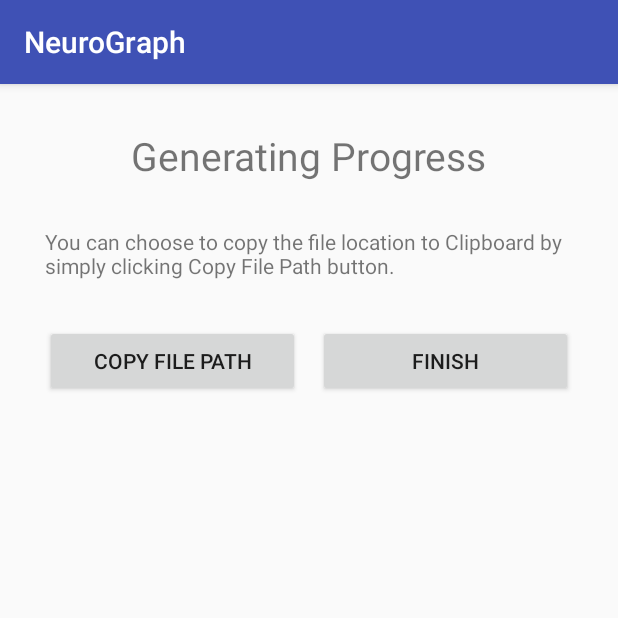
After one commit to JiashuWu/NeuroGraph, an Android app: the DisplayProgressActivity screen opened directly, with no data from a screen before it, on a phone screen of 412 x 824 dp, the top half of it. The commit adds this screen. Run offline under Robolectric (Android 15) with nearby library versions, the phone set to English and light mode, and no system bars.

Commit message:
Added DisplayProgressActivity; its layout and implementations;

```diff
--- a/app/src/main/AndroidManifest.xml
+++ b/app/src/main/AndroidManifest.xml
@@ -119,6 +119,7 @@
             android:configChanges="locale|fontScale"
             android:screenOrientation="landscape" />
         <activity android:name=".TransferTestSelectionActivity" />
+        <activity android:name=".DisplayProgressActivity"></activity>
     </application>
 
 </manifest>
--- /dev/null
+++ b/app/src/main/java/com/example/jiashuwu/neurograph/DisplayProgressActivity.java
@@ -0,0 +1,172 @@
+package com.example.jiashuwu.neurograph;
+
+import android.app.AlertDialog;
+import android.app.ProgressDialog;
+import android.content.ClipData;
+import android.content.ClipboardManager;
+import android.content.Context;
+import android.content.DialogInterface;
+import android.content.Intent;
+import android.os.Handler;
+import android.os.Message;
+import android.support.v7.app.AppCompatActivity;
+import android.os.Bundle;
+import android.util.Log;
+import android.view.View;
+import android.widget.Button;
+import android.widget.ProgressBar;
+import android.widget.TextView;
+import android.widget.Toast;
+
+public class DisplayProgressActivity extends AppCompatActivity {
+
+    private int count = 0;
+    private ProgressDialog progressDialog;
+
+    private TextView file_location_textview;
+
+    private Button finish_button;
+    private Button copy_file_path_button;
+
+    private int frequency_per_second = 360;
+
+    private final Handler handler = new Handler()
+    {
+        public void handleMessgae (Message message)
+        {
+            final int what = message.what;
+            switch (what)
+            {
+                case 0: updateTextview();
+            }
+        }
+    };
+
+    private void updateTextview ()
+    {
+        file_location_textview.setText(Sharing.file_path);
+    }
+
+    @Override
+    protected void onCreate(Bundle savedInstanceState) {
+        super.onCreate(savedInstanceState);
+        setContentView(R.layout.activity_display_progress);
+
+        Log.d("PROGRESSES", String.valueOf(Sharing.number_of_item_in_total));
+
+        file_location_textview = (TextView) findViewById(R.id.display_progress_file_location_textview);
+        finish_button = (Button) findViewById(R.id.display_progress_finish_button);
+        copy_file_path_button = (Button) findViewById(R.id.display_progress_copy_file_path_button);
+
+        file_location_textview.setText("You can choose to copy the file location to Clipboard by simply clicking Copy File Path button. ");
+
+        copy_file_path_button.setOnClickListener(new View.OnClickListener() {
+            @Override
+            public void onClick(View v) {
+                ClipboardManager clipboardManager = (ClipboardManager) getSystemService(Context.CLIPBOARD_SERVICE);
+                ClipData clipData = ClipData.newPlainText("file_path",Sharing.file_path);
+                clipboardManager.setPrimaryClip(clipData);
+                Toast.makeText(DisplayProgressActivity.this, "File Path copied to clipboard.", Toast.LENGTH_LONG).show();
+            }
+        });
+
+        finish_button.setOnClickListener(new View.OnClickListener() {
+            @Override
+            public void onClick(View v) {
+                Intent intent = new Intent(DisplayProgressActivity.this, DataListActivity.class);
+                startActivity(intent);
+                DisplayProgressActivity.this.finish();
+            }
+        });
+
+        progressDialog = new ProgressDialog(this);
+        progressDialog.setProgressStyle(ProgressDialog.STYLE_HORIZONTAL);
+        progressDialog.setCancelable(false);
+        progressDialog.setCanceledOnTouchOutside(false);
+        progressDialog.setTitle("Processing");
+        progressDialog.setMax(Sharing.number_of_item_in_total);
+        progressDialog.setMessage("Please waiting while processing");
+        progressDialog.show();
+        new Thread(new Runnable() {
+            @Override
+            public void run() {
+                int i = 0;
+                while(i < 100)
+                {
+                    try
+                    {
+                        int waiting_time =  Sharing.number_of_item_in_total / frequency_per_second *1000 / 100;
+                        Log.d("processing", String.valueOf(Sharing.number_of_item_in_total));
+                        Log.d("processing", String.valueOf(waiting_time));
+                        Thread.sleep(waiting_time);
+                        progressDialog.incrementProgressBy(Sharing.number_of_item_in_total / 100);
+                        i++;
+                    }
+                    catch (Exception e)
+                    {
+                        e.printStackTrace();
+                    }
+                }
+                progressDialog.setProgress(100);
+                progressDialog.dismiss();
+            }
+        }).start();
+
+
+        /*
+        AlertDialog.Builder builder = new AlertDialog.Builder(DisplayProgressActivity.this);
+        builder.setTitle("Successfully Saved");
+        builder.setCancelable(false);
+        builder.setMessage("The file has been saved into the file system.");
+        builder.setPositiveButton("OK", new DialogInterface.OnClickListener() {
+            @Override
+            public void onClick(DialogInterface dialog, int which) {
+                Intent intent = new Intent(DisplayProgressActivity.this, DataListActivity.class);
+                startActivity(intent);
+                DisplayProgressActivity.this.finish();
+            }
+        });
+        builder.setNegativeButton("Copy File Path", new DialogInterface.OnClickListener() {
+            @Override
+            public void onClick(DialogInterface dialog, int which) {
+                ClipboardManager clipboardManager = (ClipboardManager) getSystemService(Context.CLIPBOARD_SERVICE);
+                ClipData clipData = ClipData.newPlainText("file_path",Sharing.file_path);
+                clipboardManager.setPrimaryClip(clipData);
+                Toast.makeText(DisplayProgressActivity.this, "File Path copied to clipboard.", Toast.LENGTH_LONG).show();
+
+                Intent intent = new Intent(DisplayProgressActivity.this, DataListActivity.class);
+                startActivity(intent);
+                DisplayProgressActivity.this.finish();
+            }
+        });
+        builder.create();
+        builder.show();
+        */
+
+
+
+
+        /*
+        count = 0;
+        new Thread(new Runnable() {
+            @Override
+            public void run() {
+                while (progressBar.getProgress() != 100)
+                {
+                    try
+                    {
+                        Thread.sleep(100);
+                        progressBar.incrementProgressBy(1);
+                    }
+                    catch (Exception e)
+                    {
+                        e.printStackTrace();
+                    }
+                }
+            }
+        }).start();
+        */
+
+
+    }
+}
--- a/app/src/main/java/com/example/jiashuwu/neurograph/StoreDataFileActivity.java
+++ b/app/src/main/java/com/example/jiashuwu/neurograph/StoreDataFileActivity.java
@@ -229,6 +229,8 @@ public class StoreDataFileActivity extends AppCompatActivity {
 
         database = databaseHelper.getReadableDatabase();
 
+        Sharing.number_of_item_finished = 0;
+
         String output_string = "";
 
         String time_year;
@@ -307,6 +309,7 @@ public class StoreDataFileActivity extends AppCompatActivity {
             cursor2 = database.rawQuery(query2, new String [] {String.valueOf(test_id)});
             while (cursor2.moveToNext())
             {
+                Sharing.number_of_item_finished = Sharing.number_of_item_finished + 1;
                 timestamp_of_point = cursor2.getString(2).toString();
                 x = cursor2.getFloat(3);
                 y = cursor2.getFloat(4);
@@ -638,7 +641,7 @@ public class StoreDataFileActivity extends AppCompatActivity {
 
                 Sharing.number_of_item_finished = 0;
                 Sharing.number_of_item_in_total = 0;
-                //Sharing.number_of_item_in_total = getNumber_of_item_in_total();
+                Sharing.number_of_item_in_total = getNumber_of_item_in_total();
                 Log.d("STATISTICS", String.valueOf(Sharing.number_of_item_in_total));
 
 
@@ -649,30 +652,18 @@ public class StoreDataFileActivity extends AppCompatActivity {
 
 
                 AlertDialog.Builder builder1 = new AlertDialog.Builder(StoreDataFileActivity.this);
-                builder1.setTitle("Successfully Saved");
+                builder1.setTitle("Generate Data Files");
                 builder1.setCancelable(false);
-                builder1.setMessage("The file has been saved into the file system.");
+                builder1.setMessage("Generating data files may takes a few second. Please wait");
                 builder1.setPositiveButton("OK", new DialogInterface.OnClickListener() {
                     @Override
                     public void onClick(DialogInterface dialog, int which) {
-                        Intent intent = new Intent(StoreDataFileActivity.this, DataListActivity.class);
+                        Intent intent = new Intent(StoreDataFileActivity.this, DisplayProgressActivity.class);
                         startActivity(intent);
                         StoreDataFileActivity.this.finish();
                     }
                 });
-                builder1.setNegativeButton("Copy File Path", new DialogInterface.OnClickListener() {
-                    @Override
-                    public void onClick(DialogInterface dialog, int which) {
-                        ClipboardManager clipboardManager = (ClipboardManager) getSystemService(Context.CLIPBOARD_SERVICE);
-                        ClipData clipData = ClipData.newPlainText("file_path",Sharing.file_path);
-                        clipboardManager.setPrimaryClip(clipData);
-                        Toast.makeText(StoreDataFileActivity.this, "File Path copied to clipboard.", Toast.LENGTH_LONG).show();
 
-                        Intent intent = new Intent(StoreDataFileActivity.this, DataListActivity.class);
-                        startActivity(intent);
-                        StoreDataFileActivity.this.finish();
-                    }
-                });
                 builder1.create();
                 builder1.show();
 
--- /dev/null
+++ b/app/src/main/res/layout/activity_display_progress.xml
@@ -0,0 +1,66 @@
+<?xml version="1.0" encoding="utf-8"?>
+<android.support.constraint.ConstraintLayout xmlns:android="http://schemas.android.com/apk/res/android"
+    xmlns:app="http://schemas.android.com/apk/res-auto"
+    xmlns:tools="http://schemas.android.com/tools"
+    android:layout_width="match_parent"
+    android:layout_height="match_parent"
+    tools:context="com.example.jiashuwu.neurograph.DisplayProgressActivity">
+
+    <RelativeLayout
+        android:layout_width="wrap_content"
+        android:layout_height="wrap_content">
+
+        <TextView
+            android:layout_width="wrap_content"
+            android:layout_height="wrap_content"
+            android:id="@+id/display_progress_title_textview"
+            android:text="Generating Progress"
+            android:textSize="26dp"
+            android:layout_marginTop="30dp"
+            android:layout_marginLeft="30dp"
+            android:layout_marginRight="30dp"
+            android:layout_centerHorizontal="true"/>
+
+        <TextView
+            android:layout_width="match_parent"
+            android:layout_height="wrap_content"
+            android:layout_below="@id/display_progress_title_textview"
+            android:layout_marginTop="30dp"
+            android:layout_marginLeft="30dp"
+            android:layout_marginRight="30dp"
+            android:text="PLACEHPLDER"
+            android:id="@+id/display_progress_file_location_textview" />
+
+        <LinearLayout
+            android:layout_width="match_parent"
+            android:layout_height="wrap_content"
+            android:layout_marginTop="30dp"
+            android:layout_below="@id/display_progress_file_location_textview">
+
+            <Button
+                android:layout_width="match_parent"
+                android:layout_height="wrap_content"
+                android:id="@+id/display_progress_copy_file_path_button"
+                android:text="Copy File Path"
+                android:layout_marginLeft="30dp"
+                android:layout_marginRight="6dp"
+                android:layout_weight="1" />
+
+            <Button
+                android:layout_width="match_parent"
+                android:layout_height="wrap_content"
+                android:layout_weight="1"
+                android:layout_marginLeft="6dp"
+                android:layout_marginRight="30dp"
+                android:text="Finish"
+                android:id="@+id/display_progress_finish_button" />
+
+        </LinearLayout>
+
+
+
+
+
+    </RelativeLayout>
+
+</android.support.constraint.ConstraintLayout>
```
